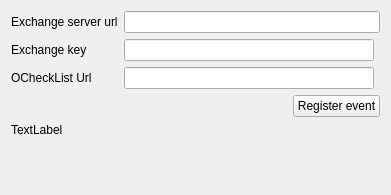
Before: the Qt Designer form quickevent/app/quickevent/plugins/Event/src/services/qx/qxclientservicewidget.ui in Quick-Event/quickbox, drawn with Qt 5.
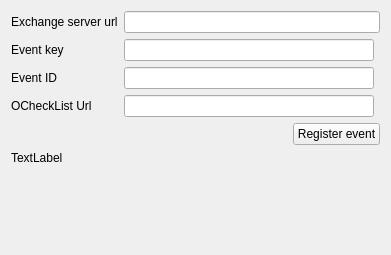
After: the same form once the commit is applied.

Commit message: QX register event

```diff
--- a/quickevent/app/quickevent/plugins/Event/src/services/qx/qxclientservicewidget.ui
+++ b/quickevent/app/quickevent/plugins/Event/src/services/qx/qxclientservicewidget.ui
@@ -7,7 +7,7 @@
     <x>0</x>
     <y>0</y>
     <width>391</width>
-    <height>195</height>
+    <height>255</height>
    </rect>
   </property>
   <property name="windowTitle">
@@ -16,17 +16,7 @@
   <layout class="QVBoxLayout" name="verticalLayout">
    <item>
     <layout class="QGridLayout" name="gridLayout">
-     <item row="2" column="0">
-      <widget class="QLabel" name="label_3">
-       <property name="toolTip">
-        <string>Fill this url into HTTP POST synchonization method in O-CheckList</string>
-       </property>
-       <property name="text">
-        <string>OCheckList Url</string>
-       </property>
-      </widget>
-     </item>
-     <item row="2" column="1">
+     <item row="3" column="1">
       <widget class="QLineEdit" name="edOChecklistUrl">
        <property name="readOnly">
         <bool>true</bool>
@@ -40,21 +30,48 @@
        </property>
       </widget>
      </item>
+     <item row="2" column="1">
+      <widget class="QLineEdit" name="edEventId">
+       <property name="readOnly">
+        <bool>true</bool>
+       </property>
+      </widget>
+     </item>
      <item row="0" column="1" colspan="2">
       <widget class="QLineEdit" name="edServerUrl"/>
      </item>
-     <item row="1" column="0">
+     <item row="3" column="0">
+      <widget class="QLabel" name="label_3">
+       <property name="toolTip">
+        <string>Fill this url into HTTP POST synchonization method in O-CheckList</string>
+       </property>
+       <property name="text">
+        <string>OCheckList Url</string>
+       </property>
+      </widget>
+     </item>
+     <item row="2" column="0">
       <widget class="QLabel" name="label_4">
        <property name="toolTip">
         <string>Fill this url into HTTP POST synchonization method in O-CheckList</string>
        </property>
        <property name="text">
-        <string>Exchange key</string>
+        <string>Event ID</string>
+       </property>
+      </widget>
+     </item>
+     <item row="1" column="0">
+      <widget class="QLabel" name="label_5">
+       <property name="toolTip">
+        <string>Fill this url into HTTP POST synchonization method in O-CheckList</string>
+       </property>
+       <property name="text">
+        <string>Event key</string>
        </property>
       </widget>
      </item>
      <item row="1" column="1">
-      <widget class="QLineEdit" name="edExchangeKey">
+      <widget class="QLineEdit" name="edEventKey">
        <property name="readOnly">
         <bool>true</bool>
        </property>
```
Left out of the diff: 2 changed lines with no effect on the pictures. The commit also changes 4 other files.
